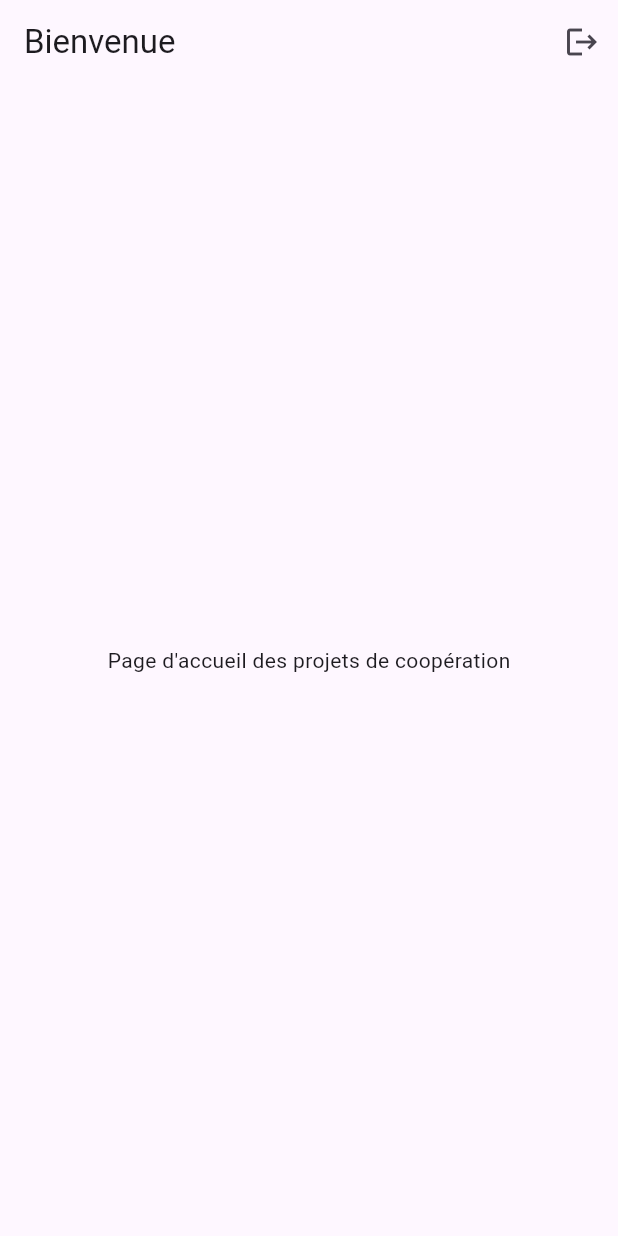
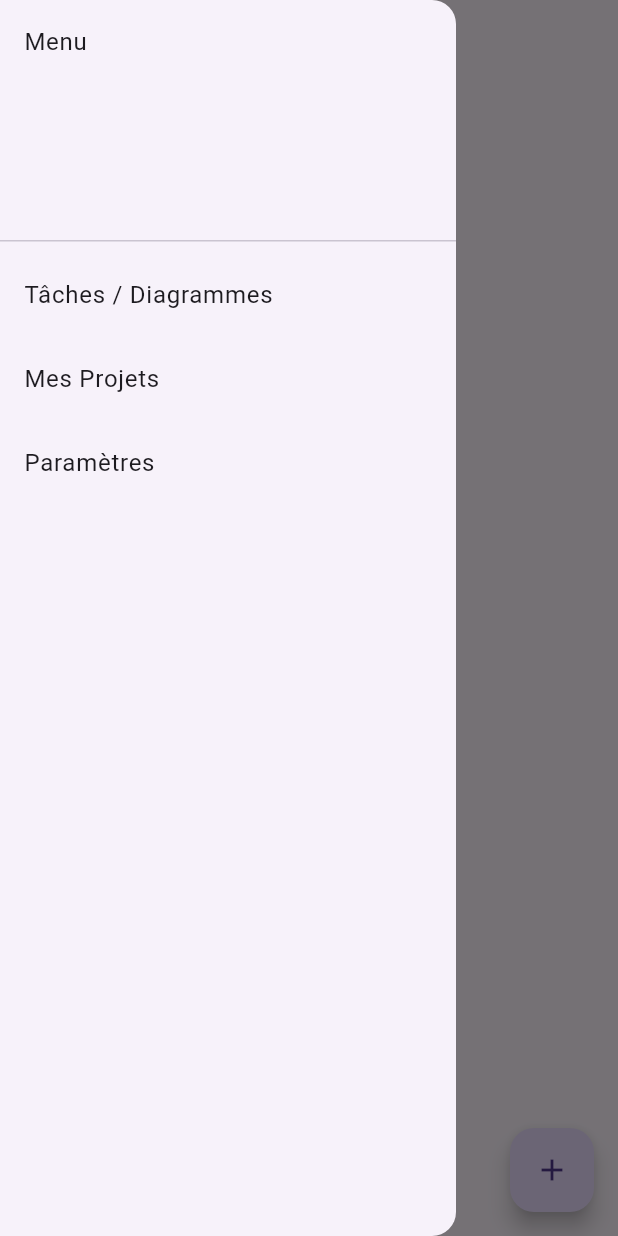
Before and after one commit to Wimiiiiiii/4cop, a Flutter app: the HomePage screen opened directly, with the side drawer open (before the commit the screen has no drawer), on a phone screen of 412 x 824 dp. Run offline on Flutter 3.47's test engine with Material 3 defaults, Android fonts, the light colour scheme and no system bars; our stand-ins replace cloud_firestore, firebase_auth, firebase_core; accounts and stored records are empty.

Commit message:
version1

```diff
--- a/lib/auth_page.dart
+++ b/lib/auth_page.dart
@@ -1,7 +1,7 @@
 import 'package:flutter/material.dart';
 import 'package:firebase_auth/firebase_auth.dart';
 import 'package:cloud_firestore/cloud_firestore.dart';
-import 'home_page.dart';
+import 'pages/home_page.dart';
 
 class AuthPage extends StatefulWidget {
   @override
--- a/lib/home.dart
+++ /dev/null
@@ -1,2 +0,0 @@
-import 'package:flutter/material.dart';
-import 'package:cloud_firestore/cloud_firestore.dart';
--- a/lib/home_page.dart
+++ /dev/null
@@ -1,25 +0,0 @@
-import 'package:flutter/material.dart';
-import 'package:firebase_auth/firebase_auth.dart';
-
-class HomePage extends StatelessWidget {
-  final user = FirebaseAuth.instance.currentUser;
-
-  @override
-  Widget build(BuildContext context) {
-    return Scaffold(
-      appBar: AppBar(
-        title: Text('Bienvenue ${user?.email ?? ''}'),
-        actions: [
-          IconButton(
-            icon: Icon(Icons.logout),
-            onPressed: () async {
-              await FirebaseAuth.instance.signOut();
-              Navigator.pop(context);
-            },
-          )
-        ],
-      ),
-      body: Center(child: Text("Page d'accueil des projets de coopération")),
-    );
-  }
-}
--- /dev/null
+++ b/lib/pages/home_page.dart
@@ -0,0 +1,37 @@
+import 'package:flutter/material.dart';
+import 'project_list_page.dart';
+import 'create_project_form.dart';
+import '../../widgets/drawer_menu.dart';
+
+class HomePage extends StatelessWidget {
+  final List<String> projets = ['Mon projet 1', 'Mon projet 2'];
+
+  @override
+  Widget build(BuildContext context) {
+    return Scaffold(
+      appBar: AppBar(title: Text('Mes Projets')),
+      drawer: DrawerMenu(),
+      body: ListView.builder(
+        itemCount: projets.length,
+        itemBuilder: (context, index) {
+          return ListTile(
+            title: Text(projets[index]),
+            onTap: () {
+              Navigator.push(
+                context,
+                MaterialPageRoute(builder: (_) => ProjectListPage()),
+              );
+            },
+          );
+        },
+      ),
+      floatingActionButton: FloatingActionButton(
+        onPressed: () {
+          Navigator.push(context, MaterialPageRoute(builder: (_) => CreateProjectForm()));
+        },
+        child: Icon(Icons.add),
+        tooltip: 'Créer un projet',
+      ),
+    );
+  }
+}
--- /dev/null
+++ b/lib/pages/project_list_page.dart
@@ -0,0 +1,35 @@
+import 'package:flutter/material.dart';
+import 'project_detail_page.dart';
+
+class ProjectListPage extends StatelessWidget {
+  @override
+  Widget build(BuildContext context) {
+    final projets = [
+      {'titre': 'Projet 1', 'resume': 'Résumé du projet 1'},
+      {'titre': 'Projet 2', 'resume': 'Résumé du projet 2'},
+    ];
+
+    return Scaffold(
+      appBar: AppBar(
+        title: Text('Projets'),
+        actions: [
+          IconButton(icon: Icon(Icons.message), onPressed: () {/* messagerie */}),
+          IconButton(icon: Icon(Icons.account_circle), onPressed: () {/* compte */}),
+        ],
+      ),
+      body: ListView.builder(
+        itemCount: projets.length,
+        itemBuilder: (context, index) {
+          return ListTile(
+            title: Text(projets[index]['titre']!),
+            subtitle: Text(projets[index]['resume']!),
+            trailing: IconButton(icon: Icon(Icons.star_border), onPressed: () {}),
+            onTap: () {
+              Navigator.push(context, MaterialPageRoute(builder: (_) => ProjectDetailPage()));
+            },
+          );
+        },
+      ),
+    );
+  }
+}
--- /dev/null
+++ b/lib/widgets/drawer_menu.dart
@@ -0,0 +1,34 @@
+import 'package:flutter/material.dart';
+import '../pages/tasks_page.dart';
+import '../pages/home_page.dart';
+
+class DrawerMenu extends StatelessWidget {
+  @override
+  Widget build(BuildContext context) {
+    return Drawer(
+      child: ListView(
+        children: [
+          DrawerHeader(child: Text('Menu')),
+          ListTile(
+            title: Text('Tâches / Diagrammes'),
+            onTap: () {
+              Navigator.push(context, MaterialPageRoute(builder: (_) => TasksPage()));
+            },
+          ),
+          ListTile(
+            title: Text('Mes Projets'),
+            onTap: () {
+              Navigator.push(context, MaterialPageRoute(builder: (_) => HomePage()));
+            },
+          ),
+          ListTile(
+            title: Text('Paramètres'),
+            onTap: () {
+              // Aller aux paramètres
+            },
+          ),
+        ],
+      ),
+    );
+  }
+}
```
Also changed, not shown: lib/pages/account_page.dart (added, +38 -0 lines), lib/pages/create_project_form.dart (added, +54 -0 lines), lib/pages/messaging_page.dart (added, +43 -0 lines), lib/pages/project_detail_page.dart (added, +28 -0 lines), lib/pages/tasks_page.dart (added, +37 -0 lines).
